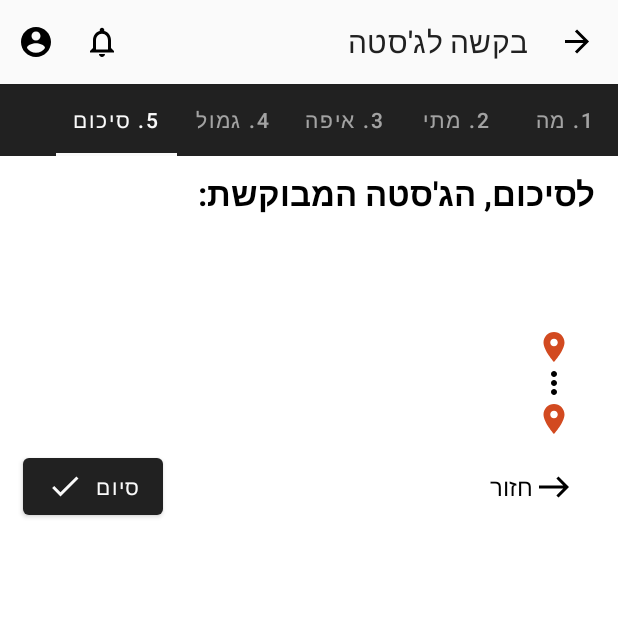
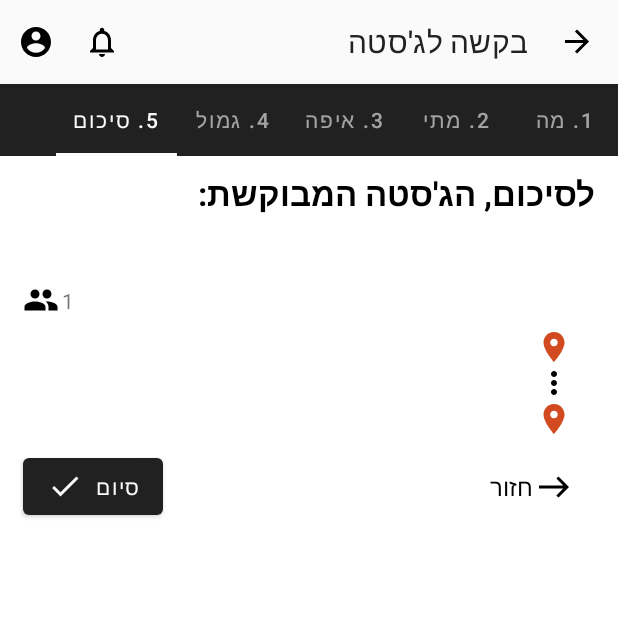
Before and after one commit to noampl/Jesta-Android, an Android app: the AddJestaFragment screen opened through its navigation route, tab 5 chosen, on a phone screen of 412 x 824 dp, the top half of it. Run offline under Robolectric (Android 15) with nearby library versions, the phone set to English and light mode, and no system bars; our stand-ins replace Picasso, RxJava, data binding, navigation-ui; libraries missing offline, so code that uses them is left out: com.apollographql.apollo3; pictures from the network do not load; 10 statements that could not run were skipped.

Commit message:
fix minor UI changes
minor UI changes

```diff
--- a/app/src/main/java/com/example/jesta/common/Consts.java
+++ b/app/src/main/java/com/example/jesta/common/Consts.java
@@ -59,4 +59,5 @@ public class Consts {
 
     public static final long THREE_DAYS = 259200000;
 
+    public static final int MAX_LENGTH = 35;
 }
--- a/app/src/main/java/com/example/jesta/view/fragments/jestas/addition/WhatFragment.java
+++ b/app/src/main/java/com/example/jesta/view/fragments/jestas/addition/WhatFragment.java
@@ -132,7 +132,8 @@ public class WhatFragment extends Fragment {
         _binding.peopleAmountSpinner.setOnItemSelectedListener(new AdapterView.OnItemSelectedListener() {
             @Override
             public void onItemSelected(AdapterView<?> adapterView, View view, int i, long l) {
-                _createJestaViewModel.setOnAmountSpinnerSelected(i);
+                System.out.println("peleg - selectedItem is " + i);
+                _createJestaViewModel.set_numOfPeople(i);
             }
 
             @Override
--- a/app/src/main/java/com/example/jesta/viewmodel/CreateJestaViewModel.java
+++ b/app/src/main/java/com/example/jesta/viewmodel/CreateJestaViewModel.java
@@ -232,10 +232,6 @@ public class CreateJestaViewModel extends ViewModel {
 
     // region Public Methods
 
-    public void setOnAmountSpinnerSelected(int i) {
-        set_numOfPeople(i);
-    }
-
     /**
      * React to reapt checks
      *
@@ -305,7 +301,7 @@ public class CreateJestaViewModel extends ViewModel {
         } else {
             res = "" + (hour);
         }
-        if (minute == 0) {
+        if (minute < 10) {
             res = res + ":0" + minute;
         } else {
             res = res + ":" + minute;
@@ -340,7 +336,7 @@ public class CreateJestaViewModel extends ViewModel {
     private com.apollographql.apollo3.api.Optional<FavorInput> jestaConverter(List<String> categories) {
         return new Optional.Present<>(
                 new FavorInput(UsersRepository.getInstance().get_myUser().getValue().get_id(),
-                        categories, new Optional.Present<>(get_numOfPeople().getValue()),
+                        categories, new Optional.Present<>(get_numOfPeople().getValue()+1),
                         addressConverter(get_source().getValue()),
                         new Optional.Present<>(addressConverter(get_destention().getValue())),
                         new Optional.Present<>(get_description().getValue()), new Optional.Present<Double>(Double.valueOf(get_amount().getValue())),
@@ -422,7 +418,7 @@ public class CreateJestaViewModel extends ViewModel {
         _paymentType.setValue(PaymentType.FREE);
         _selectedParentCategory.setValue(null);
         _selectedSubCategory.setValue(null);
-        _numOfPeople.setValue(0);
+        _numOfPeople.setValue(1);
         _amount.setValue(0);
     }
 
--- a/app/src/main/res/layout/fragment_summary.xml
+++ b/app/src/main/res/layout/fragment_summary.xml
@@ -1,11 +1,13 @@
 <?xml version="1.0" encoding="utf-8"?>
 <layout xmlns:android="http://schemas.android.com/apk/res/android"
+    xmlns:app="http://schemas.android.com/apk/res-auto"
     xmlns:tools="http://schemas.android.com/tools"
-    xmlns:app="http://schemas.android.com/apk/res-auto"
     tools:context=".view.fragments.jestas.addition.SummaryFragment">
 
     <data>
-        <import type="android.view.View"/>
+
+        <import type="android.view.View" />
+
         <variable
             name="viewModel"
             type="com.example.jesta.viewmodel.CreateJestaViewModel" />
@@ -40,49 +42,50 @@
             android:id="@+id/jesta_name"
             android:layout_width="wrap_content"
             android:layout_height="wrap_content"
-            app:layout_constraintStart_toStartOf="@id/title"
-            app:layout_constraintTop_toBottomOf="@id/title"
+            android:layout_marginStart="@dimen/margin_side"
             android:layout_marginTop="@dimen/margin_vertical"
-            android:layout_marginStart="@dimen/margin_side"
             android:textColor="@color/black"
             android:textSize="17sp"
             android:textStyle="bold"
             app:category="@{viewModel}"
-            />
+            app:layout_constraintStart_toStartOf="@id/title"
+            app:layout_constraintTop_toBottomOf="@id/title" />
 
         <TextView
             android:id="@+id/date_time"
+            dstDate="@{dstDate}"
+            dstHour="@{viewModel._endTime}"
+            srcDate="@{srcDate}"
+            srcHour="@{viewModel._startTime}"
             android:layout_width="wrap_content"
             android:layout_height="wrap_content"
+            android:layout_marginTop="@dimen/margin_vertical"
+            android:textSize="15sp"
             app:layout_constraintStart_toStartOf="@id/jesta_name"
             app:layout_constraintTop_toBottomOf="@id/jesta_name"
-            android:layout_marginTop="@dimen/margin_vertical"
-            srcDate="@{srcDate}"
-            dstDate="@{dstDate}"
-            srcHour="@{viewModel._startTime}"
-            dstHour="@{viewModel._endTime}"
-            android:textSize="15sp"
+            app:layout_constraintEnd_toStartOf="@id/date_barrier"
+            app:layout_constraintHorizontal_bias="0.000000001"
+
             />
 
         <ImageView
             android:id="@+id/src_location_icon"
             android:layout_width="wrap_content"
             android:layout_height="wrap_content"
-            app:layout_constraintTop_toBottomOf="@id/date_time"
-            app:layout_constraintStart_toStartOf="@id/date_time"
             android:layout_marginTop="@dimen/margin_vertical"
             android:background="@drawable/ic_baseline_location_orange_24"
-            />
+            app:layout_constraintStart_toStartOf="@id/date_time"
+            app:layout_constraintTop_toBottomOf="@id/date_time" />
 
         <ImageView
             android:id="@+id/location_ic_divider"
             android:layout_width="wrap_content"
             android:layout_height="wrap_content"
             android:background="@drawable/ic_baseline_more_vert_24"
+            android:visibility="@{viewModel._destention.toString().length() > 0 ? View.VISIBLE : View.GONE}"
             app:layout_constraintEnd_toEndOf="@+id/src_location_icon"
             app:layout_constraintStart_toStartOf="@id/src_location_icon"
             app:layout_constraintTop_toBottomOf="@id/src_location_icon"
-            android:visibility="@{viewModel._destention.toString().length() > 0 ? View.VISIBLE : View.GONE}"
 
             />
 
@@ -90,58 +93,61 @@
             android:id="@+id/dst_location_icon"
             android:layout_width="wrap_content"
             android:layout_height="wrap_content"
-            app:layout_constraintTop_toBottomOf="@id/location_ic_divider"
-            app:layout_constraintStart_toStartOf="@id/location_ic_divider"
             android:background="@drawable/ic_baseline_location_orange_24"
             android:visibility="@{viewModel._destention.toString().length() > 0 ? View.VISIBLE : View.GONE}"
-            />
+            app:layout_constraintStart_toStartOf="@id/location_ic_divider"
+            app:layout_constraintTop_toBottomOf="@id/location_ic_divider" />
 
         <TextView
             android:id="@+id/src_addr_txt"
+            addressPrefix="@{@string/src}"
+            setAddress="@{viewModel._source}"
             android:layout_width="wrap_content"
             android:layout_height="wrap_content"
+            android:layout_marginStart="@dimen/side_mini_margin"
+            app:layout_constraintBottom_toBottomOf="@id/src_location_icon"
             app:layout_constraintStart_toEndOf="@id/src_location_icon"
-            app:layout_constraintTop_toTopOf="@id/src_location_icon"
-            app:layout_constraintBottom_toBottomOf="@id/src_location_icon"
-            setAddress="@{viewModel._source}"
-            addressPrefix="@{@string/src}"
-            android:layout_marginStart="@dimen/side_mini_margin"
-            />
+            app:layout_constraintTop_toTopOf="@id/src_location_icon" />
 
         <TextView
             android:id="@+id/dst_addr_txt"
+            addressPrefix="@{@string/dest}"
+            setAddress="@{viewModel._destention}"
             android:layout_width="wrap_content"
             android:layout_height="wrap_content"
+            android:layout_marginStart="@dimen/side_mini_margin"
+            app:layout_constraintBottom_toBottomOf="@id/dst_location_icon"
             app:layout_constraintStart_toEndOf="@id/dst_location_icon"
-            app:layout_constraintTop_toTopOf="@id/dst_location_icon"
-            app:layout_constraintBottom_toBottomOf="@id/dst_location_icon"
-            setAddress="@{viewModel._destention}"
-            addressPrefix="@{@string/dest}"
-            android:layout_marginStart="@dimen/side_mini_margin"
-            />
+            app:layout_constraintTop_toTopOf="@id/dst_location_icon" />
 
         <ImageView
             android:id="@+id/amount_icon"
             android:layout_width="wrap_content"
             android:layout_height="wrap_content"
+            android:layout_marginEnd="@dimen/margin_side"
+            android:background="@drawable/ic_baseline_group_24"
+            android:visibility="@{viewModel._numOfPeople+1 > 0 ? View.VISIBLE : View.INVISIBLE}"
             app:layout_constraintEnd_toEndOf="parent"
-            app:layout_constraintTop_toTopOf="@id/date_time"
-            android:background="@drawable/ic_baseline_group_24"
-            android:layout_marginEnd="@dimen/margin_side"
-            android:visibility="@{viewModel._numOfPeople > 0 ? View.VISIBLE : View.INVISIBLE}"
+            app:layout_constraintTop_toTopOf="@id/date_time" />
+
+        <androidx.constraintlayout.widget.Barrier
+            android:id="@+id/date_barrier"
+            android:layout_width="wrap_content"
+            android:layout_height="wrap_content"
+            app:barrierDirection="end"
+            app:constraint_referenced_ids="date_time,amount_text"
             />
 
         <TextView
             android:id="@+id/amount_text"
             android:layout_width="wrap_content"
             android:layout_height="wrap_content"
+            android:layout_marginEnd="2dp"
+            android:text="@{String.valueOf(viewModel._numOfPeople+1)}"
+            android:visibility="@{viewModel._numOfPeople+1 > 0 ? View.VISIBLE : View.INVISIBLE}"
+            app:layout_constraintBottom_toBottomOf="@id/amount_icon"
             app:layout_constraintEnd_toStartOf="@id/amount_icon"
-            app:layout_constraintTop_toTopOf="@id/amount_icon"
-            app:layout_constraintBottom_toBottomOf="@id/amount_icon"
-            android:text="@{String.valueOf(viewModel._numOfPeople)}"
-            android:visibility="@{viewModel._numOfPeople > 0 ? View.VISIBLE : View.INVISIBLE}"
-            android:layout_marginEnd="2dp"
-            />
+            app:layout_constraintTop_toTopOf="@id/amount_icon" />
 
         <TextView
             android:id="@+id/nis_sign"
@@ -160,11 +166,11 @@
             android:id="@+id/amount_txt"
             android:layout_width="wrap_content"
             android:layout_height="wrap_content"
-            app:layout_constraintEnd_toStartOf="@id/nis_sign"
-            app:layout_constraintBottom_toBottomOf="@id/nis_sign"
             android:layout_marginEnd="2dp"
             android:text="@{String.valueOf(viewModel._amount)}"
             android:visibility="@{viewModel._amount > 0 ? View.VISIBLE : View.INVISIBLE}"
+            app:layout_constraintBottom_toBottomOf="@id/nis_sign"
+            app:layout_constraintEnd_toStartOf="@id/nis_sign"
 
             />
 
@@ -184,11 +190,11 @@
             android:id="@+id/back"
             android:layout_width="wrap_content"
             android:layout_height="wrap_content"
+            android:layout_marginStart="@dimen/side_mini_margin"
+            android:onClick="@{()->viewModel.navigateToTab(3)}"
             android:text="@string/back"
             android:textColor="@color/black"
             android:textSize="16sp"
-            android:layout_marginStart="@dimen/side_mini_margin"
-            android:onClick="@{()->viewModel.navigateToTab(3)}"
             app:layout_constraintBottom_toBottomOf="@id/finish"
             app:layout_constraintStart_toEndOf="@+id/back_arrow"
             app:layout_constraintTop_toTopOf="@id/finish" />
--- a/app/src/main/res/values/array.xml
+++ b/app/src/main/res/values/array.xml
@@ -1,7 +1,6 @@
 <?xml version="1.0" encoding="utf-8"?>
 <resources>
     <string-array name="people_amount">
-        <item>0</item>
         <item>1</item>
         <item>2</item>
         <item>3</item>
```
Also changed, not shown: app/src/main/java/com/example/jesta/bindingAdapters/JestaBindingAdapters.java (+8 -2 lines), app/src/main/java/com/example/jesta/view/fragments/login/LoginFragment.java (+37 -12 lines).
